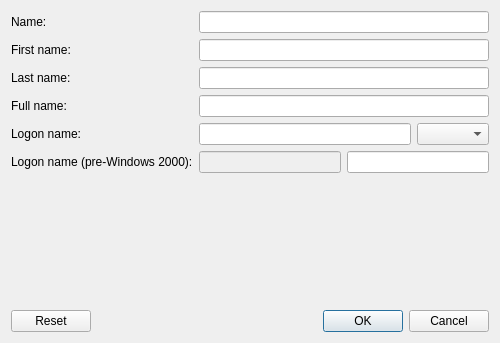
Qt form src/admc/rename_user_dialog.ui (altlinux/admc) before a commit.
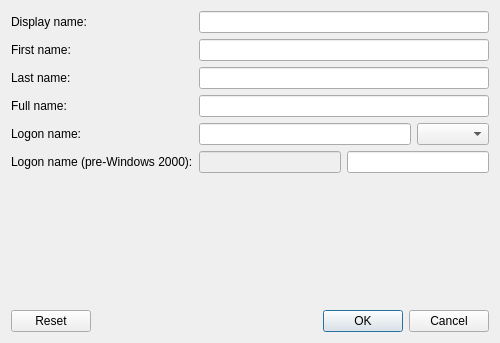
The same form after that commit.

Patch:
```diff
--- a/src/admc/rename_user_dialog.ui
+++ b/src/admc/rename_user_dialog.ui
@@ -19,7 +19,7 @@
      <item row="0" column="0">
       <widget class="QLabel" name="nameLabel">
        <property name="text">
-        <string>Name:</string>
+        <string>Display name:</string>
        </property>
       </widget>
      </item>
```
